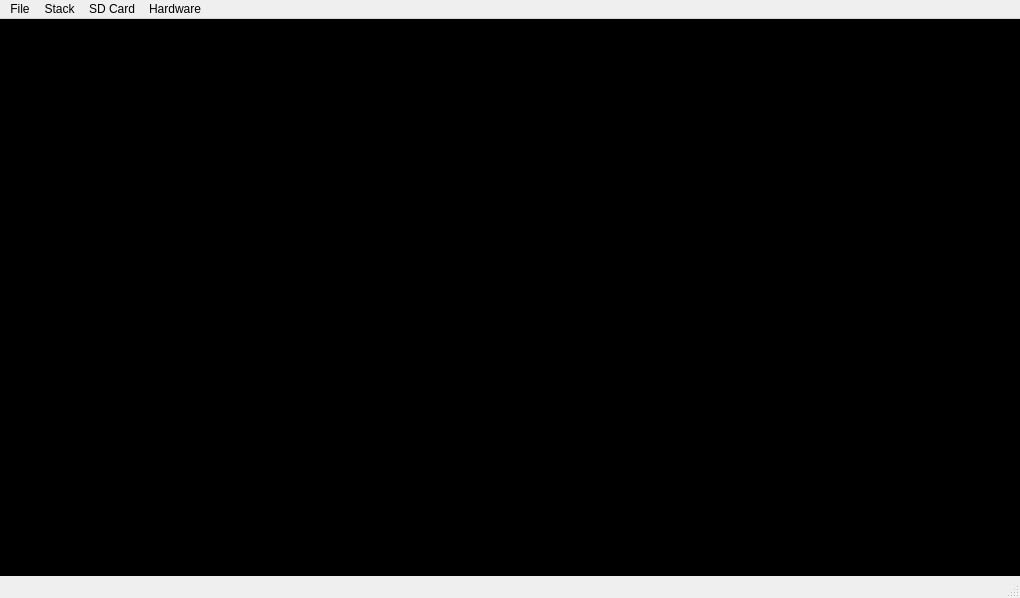
This is mainwindow.ui in c3d/db48x-from-newrpl as Qt 5 draws it before an edit. The edited form follows.
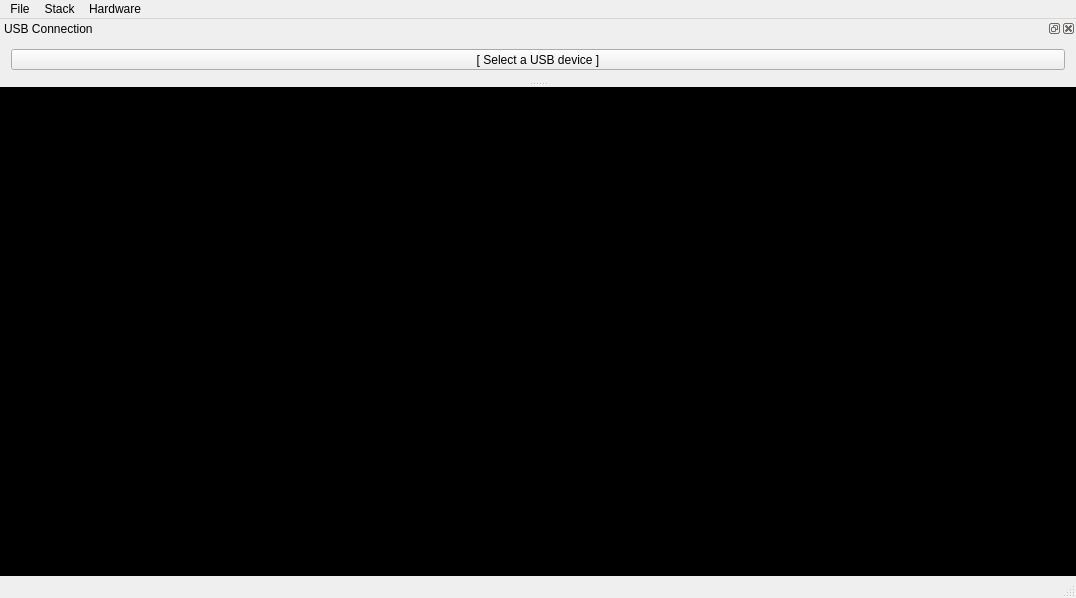
This is the edited form. Icons and pictures are not drawn. Custom widgets are drawn as their Qt base class.

Commit message: Improved UI for USB connections

```diff
--- a/mainwindow.ui
+++ b/mainwindow.ui
@@ -6,7 +6,7 @@
    <rect>
     <x>0</x>
     <y>0</y>
-    <width>1016</width>
+    <width>1076</width>
     <height>598</height>
    </rect>
   </property>
@@ -115,7 +115,7 @@
     <rect>
      <x>0</x>
      <y>0</y>
-     <width>1016</width>
+     <width>1076</width>
      <height>23</height>
     </rect>
    </property>
@@ -132,14 +132,6 @@
     <addaction name="separator"/>
     <addaction name="actionExit"/>
    </widget>
-   <widget class="QMenu" name="menuSD_Card">
-    <property name="title">
-     <string>SD Card</string>
-    </property>
-    <addaction name="actionInsert_SD_Card_Image"/>
-    <addaction name="separator"/>
-    <addaction name="actionEject_SD_Card_Image"/>
-   </widget>
    <widget class="QMenu" name="menuHardware">
     <property name="title">
      <string>Hardware</string>
@@ -160,10 +152,43 @@
    </widget>
    <addaction name="menuFile"/>
    <addaction name="menuStack"/>
-   <addaction name="menuSD_Card"/>
    <addaction name="menuHardware"/>
   </widget>
   <widget class="QStatusBar" name="statusBar"/>
+  <widget class="QDockWidget" name="USBDockSelect">
+   <property name="allowedAreas">
+    <set>Qt::BottomDockWidgetArea|Qt::TopDockWidgetArea</set>
+   </property>
+   <property name="windowTitle">
+    <string>USB Connection</string>
+   </property>
+   <attribute name="dockWidgetArea">
+    <number>4</number>
+   </attribute>
+   <widget class="QWidget" name="dockWidgetContents">
+    <layout class="QHBoxLayout" name="horizontalLayout_2">
+     <item>
+      <widget class="QToolButton" name="usbconnectButton">
+       <property name="sizePolicy">
+        <sizepolicy hsizetype="Expanding" vsizetype="Fixed">
+         <horstretch>0</horstretch>
+         <verstretch>0</verstretch>
+        </sizepolicy>
+       </property>
+       <property name="focusPolicy">
+        <enum>Qt::NoFocus</enum>
+       </property>
+       <property name="text">
+        <string>[ Select a USB device ]</string>
+       </property>
+       <property name="checkable">
+        <bool>false</bool>
+       </property>
+      </widget>
+     </item>
+    </layout>
+   </widget>
+  </widget>
   <action name="actionOpen">
    <property name="text">
     <string>Open</string>
```
Left out of the diff: 22 changed lines with no effect on the pictures. The commit also changes 4 other files.
